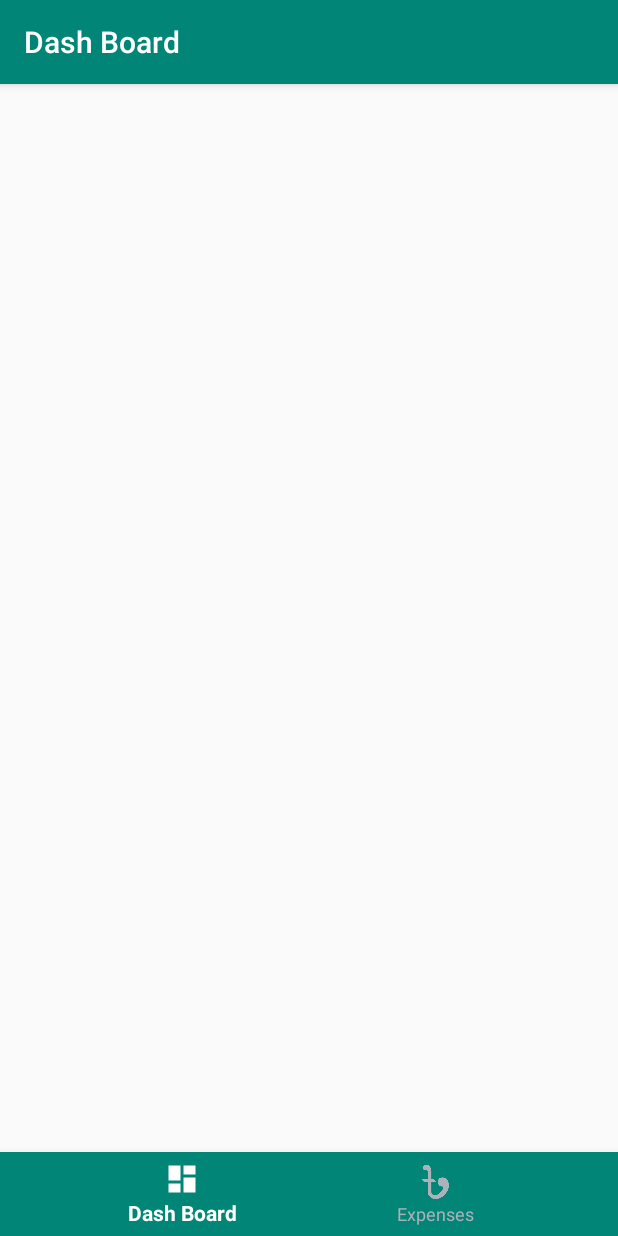
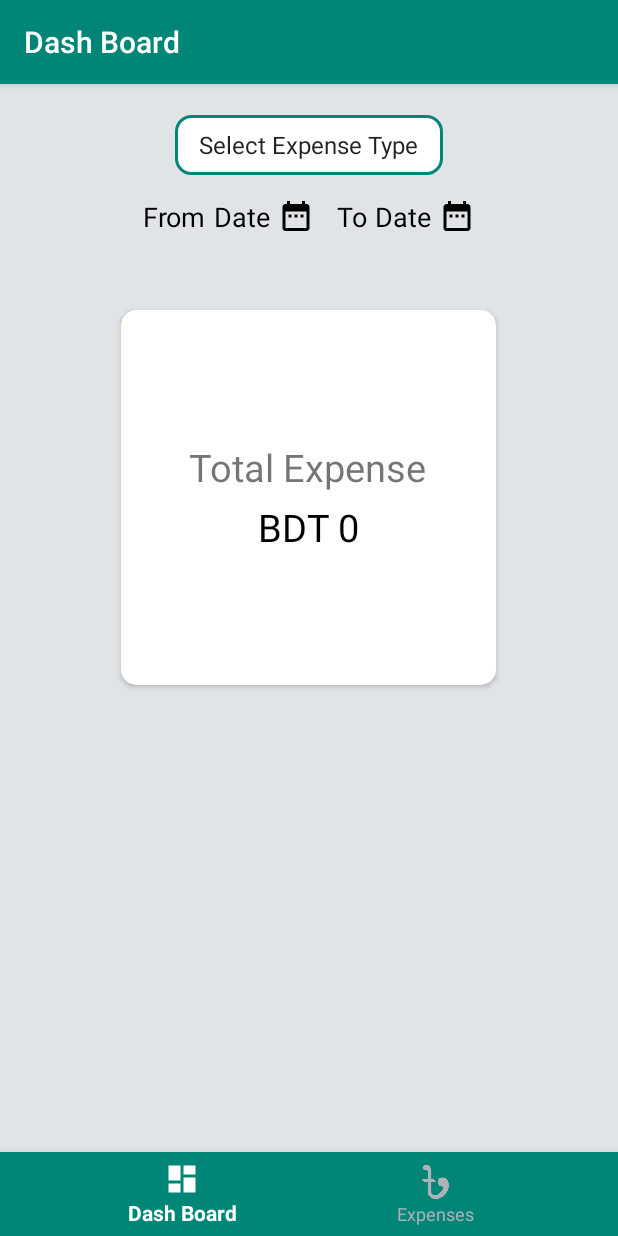
Before and after one commit to TeckBug/Daily-Expense-Note, an Android app: the screen it shows after launch (MainActivity), on a phone screen of 412 x 824 dp. Run offline under Robolectric (Android 15) with nearby library versions, the phone set to English and light mode, and no system bars.

Commit message:
Successfully done the dasboard with filtering. and my dashboard will take only one time refresh i added the hybrid logic there. you can see my cade there. Not only that but also added filtering options by date and time.

```diff
--- a/DailyExpenseNotes/app/src/main/java/com/example/asus/dailyexpensenotes/activity/MainActivity.java
+++ b/DailyExpenseNotes/app/src/main/java/com/example/asus/dailyexpensenotes/activity/MainActivity.java
@@ -1,16 +1,20 @@
 package com.example.asus.dailyexpensenotes.activity;
 
-import android.support.annotation.NonNull;
-import android.support.design.widget.BottomNavigationView;
-import android.support.v4.app.Fragment;
-import android.support.v4.app.FragmentTransaction;
-import android.support.v7.app.AppCompatActivity;
+import androidx.annotation.NonNull;
+
+import com.example.asus.dailyexpensenotes.fragment.DashBoardFragment;
+import com.google.android.material.bottomnavigation.BottomNavigationView;
+import androidx.fragment.app.Fragment;
+import androidx.fragment.app.FragmentTransaction;
+import androidx.appcompat.app.AppCompatActivity;
 import android.os.Bundle;
 import android.view.MenuItem;
 import com.example.asus.dailyexpensenotes.R;
 import com.example.asus.dailyexpensenotes.fragment.ExpensesFragment;
 
 public class MainActivity extends AppCompatActivity {
+    private int mark=0;
+    private int mark1=1;
 
     private BottomNavigationView bottomNavigationView;
 
@@ -22,17 +26,29 @@ public class MainActivity extends AppCompatActivity {
 
         init();
 
+
+
+        replaceFragment(new DashBoardFragment());
+
         //navigation item selected action
+
         bottomNavigationView.setOnNavigationItemSelectedListener(new BottomNavigationView.OnNavigationItemSelectedListener() {
             @Override
             public boolean onNavigationItemSelected(@NonNull MenuItem menuItem) {
 
                 switch (menuItem.getItemId()){
                     case R.id.dashBoardNavItemId:
+                        if(mark1==0 && mark==0) {
+                            replaceFragment(new DashBoardFragment());
+                            mark1++;
+                        }
                         return true;
                     case R.id.expensesNavItemId:
-                        replaceFragment(new ExpensesFragment());
-                        setTitle("Expenses");
+
+                        if(mark1==1 && mark==0) {
+                            mark1--;
+                            replaceFragment(new ExpensesFragment());
+                        }
                         return true;
                 }
                 return false;
--- a/DailyExpenseNotes/app/src/main/java/com/example/asus/dailyexpensenotes/adapter/ExpenseAdapter.java
+++ b/DailyExpenseNotes/app/src/main/java/com/example/asus/dailyexpensenotes/adapter/ExpenseAdapter.java
@@ -4,9 +4,9 @@ import android.app.Dialog;
 import android.content.Context;
 import android.graphics.Bitmap;
 import android.graphics.BitmapFactory;
-import android.support.annotation.NonNull;
-import android.support.design.widget.BottomSheetDialog;
-import android.support.v7.widget.RecyclerView;
+import androidx.annotation.NonNull;
+import com.google.android.material.bottomsheet.BottomSheetDialog;
+import androidx.recyclerview.widget.RecyclerView;
 import android.util.Base64;
 import android.view.LayoutInflater;
 import android.view.View;
--- a/DailyExpenseNotes/app/src/main/java/com/example/asus/dailyexpensenotes/fragment/BottomSheetFragment.java
+++ b/DailyExpenseNotes/app/src/main/java/com/example/asus/dailyexpensenotes/fragment/BottomSheetFragment.java
@@ -2,7 +2,7 @@ package com.example.asus.dailyexpensenotes.fragment;
 
 
 import android.os.Bundle;
-import android.support.v4.app.Fragment;
+import androidx.fragment.app.Fragment;
 import android.view.LayoutInflater;
 import android.view.View;
 import android.view.ViewGroup;
--- /dev/null
+++ b/DailyExpenseNotes/app/src/main/java/com/example/asus/dailyexpensenotes/fragment/DashBoardFragment.java
@@ -0,0 +1,282 @@
+package com.example.asus.dailyexpensenotes.fragment;
+
+
+import android.app.DatePickerDialog;
+import android.database.Cursor;
+import android.graphics.Color;
+import android.graphics.drawable.ColorDrawable;
+import android.os.Bundle;
+import androidx.fragment.app.Fragment;
+
+import android.view.LayoutInflater;
+import android.view.View;
+import android.view.ViewGroup;
+import android.widget.AdapterView;
+import android.widget.ArrayAdapter;
+import android.widget.DatePicker;
+import android.widget.ImageView;
+import android.widget.Spinner;
+import android.widget.TextView;
+import android.widget.Toast;
+
+
+import com.example.asus.dailyexpensenotes.R;
+import com.example.asus.dailyexpensenotes.database.MyDBHelper;
+
+import java.util.Calendar;
+
+public class DashBoardFragment extends Fragment {
+
+    private MyDBHelper myDBHelper;
+
+    private Spinner spinner;
+    private String[] spinnerList;
+    private ArrayAdapter<String> arrayAdapter;
+
+    private TextView fromDateTV,toDateTV,totalExpenseTV;
+    private ImageView fromDateIV,toDateIV;
+
+    private DatePickerDialog.OnDateSetListener mFromDateSetListener;
+    private DatePickerDialog.OnDateSetListener mToDateSetListener;
+
+    private String fromDate;
+
+    public DashBoardFragment() {
+        // Required empty public constructor
+    }
+
+
+    @Override
+    public View onCreateView(LayoutInflater inflater, ViewGroup container,
+                             Bundle savedInstanceState) {
+        // Inflate the layout for this fragment
+        View view = inflater.inflate(R.layout.fragment_dash_board, container, false);
+
+        init(view);
+
+        getFromDate();
+
+        getToDate();
+
+        //show total expense based on spinner selected item
+        spinner.setOnItemSelectedListener(new AdapterView.OnItemSelectedListener() {
+            @Override
+            public void onItemSelected(AdapterView<?> parent, View view, int position, long id) {
+                if(position == 0){
+                    Cursor cursor = myDBHelper.getData("SELECT SUM (expense_amount) AS total FROM expense");
+                    if (cursor.moveToFirst()) {
+                        int total = cursor.getInt(cursor.getColumnIndex("total"));
+                        totalExpenseTV.setText(String.valueOf(total));
+                    }
+                }else if(position == 1){
+                    Cursor cursor = myDBHelper.getData("SELECT SUM (expense_amount) AS total FROM expense WHERE expense_type = 'Electricity Bill'");
+                    if (cursor.moveToFirst()) {
+                        int total = cursor.getInt(cursor.getColumnIndex("total"));
+                        totalExpenseTV.setText(String.valueOf(total));
+                    }
+                }
+                else if(position == 2){
+                    Cursor cursor = myDBHelper.getData("SELECT SUM (expense_amount) AS total FROM expense WHERE expense_type = 'Transport Cost'");
+                    if (cursor.moveToFirst()) {
+                        int total = cursor.getInt(cursor.getColumnIndex("total"));
+                        totalExpenseTV.setText(String.valueOf(total));
+                    }
+                }
+                else if(position == 3){
+                    Cursor cursor = myDBHelper.getData("SELECT SUM (expense_amount) AS total FROM expense WHERE expense_type = 'Medical Cost'");
+                    if (cursor.moveToFirst()) {
+                        int total = cursor.getInt(cursor.getColumnIndex("total"));
+                        totalExpenseTV.setText(String.valueOf(total));
+                    }
+                }
+                else if(position == 4){
+                    Cursor cursor = myDBHelper.getData("SELECT SUM (expense_amount) AS total FROM expense WHERE expense_type = 'Lunch'");
+                    if (cursor.moveToFirst()) {
+                        int total = cursor.getInt(cursor.getColumnIndex("total"));
+                        totalExpenseTV.setText(String.valueOf(total));
+                    }
+                }
+                else if(position == 5){
+                    Cursor cursor = myDBHelper.getData("SELECT SUM (expense_amount) AS total FROM expense WHERE expense_type = 'Dinner'");
+                    if (cursor.moveToFirst()) {
+                        int total = cursor.getInt(cursor.getColumnIndex("total"));
+                        totalExpenseTV.setText(String.valueOf(total));
+                    }
+                }
+                else if(position == 6){
+                    Cursor cursor = myDBHelper.getData("SELECT SUM (expense_amount) AS total FROM expense WHERE expense_type = 'Others'");
+                    if (cursor.moveToFirst()) {
+                        int total = cursor.getInt(cursor.getColumnIndex("total"));
+                        totalExpenseTV.setText(String.valueOf(total));
+                    }
+                }
+            }
+
+            @Override
+            public void onNothingSelected(AdapterView<?> parent) {
+
+            }
+        });
+
+        return view;
+    }
+
+    //set date to fromDate TextView by clicking from date icon
+    private void getFromDate() {
+
+        fromDateIV.setOnClickListener(new View.OnClickListener() {
+            @Override
+            public void onClick(View v) {
+
+                Calendar calendar = Calendar.getInstance();
+                int day = calendar.get(Calendar.DAY_OF_MONTH);
+                int month = calendar.get(Calendar.MONTH);
+                int year = calendar.get(Calendar.YEAR);
+
+                DatePickerDialog datePickerDialog = new DatePickerDialog(
+                        getActivity(),
+                        android.R.style.Theme_Holo_Light_Dialog_MinWidth,
+                        mFromDateSetListener,
+                        year, month, day
+                );
+                datePickerDialog.getWindow().setBackgroundDrawable(new ColorDrawable(Color.TRANSPARENT));
+                datePickerDialog.setTitle("Please select date");
+                datePickerDialog.show();
+            }
+        });
+
+        mFromDateSetListener = new DatePickerDialog.OnDateSetListener() {
+            @Override
+            public void onDateSet(DatePicker view, int year, int month, int dayOfMonth) {
+                month = month + 1;
+                fromDate = dayOfMonth + "/" + month + "/" + year;
+                fromDateTV.setText(fromDate);
+            }
+        };
+    }
+
+    //set date to toDate TextView by clicking to date icon
+    private void getToDate() {
+
+        toDateIV.setOnClickListener(new View.OnClickListener() {
+            @Override
+            public void onClick(View v) {
+
+                if(fromDate != null){
+                    Calendar calendar = Calendar.getInstance();
+                    int day = calendar.get(Calendar.DAY_OF_MONTH);
+                    int month = calendar.get(Calendar.MONTH);
+                    int year = calendar.get(Calendar.YEAR);
+
+                    DatePickerDialog datePickerDialog = new DatePickerDialog(
+                            getActivity(),
+                            android.R.style.Theme_Holo_Light_Dialog_MinWidth,
+                            mToDateSetListener,
+                            year, month, day
+                    );
+                    datePickerDialog.getWindow().setBackgroundDrawable(new ColorDrawable(Color.TRANSPARENT));
+                    datePickerDialog.setTitle("Please select date");
+                    datePickerDialog.show();
+                }else {
+                    Toast.makeText(getActivity(), "Select From Date First", Toast.LENGTH_SHORT).show();
+                }
+
+            }
+        });
+
+        mToDateSetListener = new DatePickerDialog.OnDateSetListener() {
+            @Override
+            public void onDateSet(DatePicker view, int year, int month, int dayOfMonth) {
+                month = month + 1;
+                String toDate = dayOfMonth + "/" + month + "/" + year;
+                toDateTV.setText(toDate);
+                setDataAccordingToDate(toDate);
+            }
+        };
+
+    }
+
+    //show data according to date
+    private void setDataAccordingToDate(String toDate) {
+        String selectedItem = spinner.getSelectedItem().toString();
+        Cursor cursor;
+
+        switch (selectedItem) {
+            case "Select Expense Type":
+                cursor = myDBHelper.getData("SELECT SUM (expense_amount) AS total FROM expense WHERE expense_date BETWEEN '"+fromDate+"' AND '"+toDate+"' ");
+                if (cursor.moveToFirst()) {
+                    int total = cursor.getInt(cursor.getColumnIndex("total"));
+                    totalExpenseTV.setText(String.valueOf(total));
+                }
+                break;
+
+            case "Electricity Bill":
+                cursor = myDBHelper.getData("SELECT SUM (expense_amount) AS total FROM expense WHERE expense_date BETWEEN '"+fromDate+"' AND '"+toDate+"' ");
+                if (cursor.moveToFirst()) {
+                    int total = cursor.getInt(cursor.getColumnIndex("total"));
+                    totalExpenseTV.setText(String.valueOf(total));
+                }
+                break;
+
+            case "Transport Cost":
+                cursor = myDBHelper.getData("SELECT SUM (expense_amount) AS total FROM expense WHERE expense_date BETWEEN '"+fromDate+"' AND '"+toDate+"' ");
+                if (cursor.moveToFirst()) {
+                    int total = cursor.getInt(cursor.getColumnIndex("total"));
+                    totalExpenseTV.setText(String.valueOf(total));
+                }
+                break;
+
+            case "Medical Cost":
+                cursor = myDBHelper.getData("SELECT SUM (expense_amount) AS total FROM expense WHERE expense_date BETWEEN '"+fromDate+"' AND '"+toDate+"' ");
+                if (cursor.moveToFirst()) {
+                    int total = cursor.getInt(cursor.getColumnIndex("total"));
+                    totalExpenseTV.setText(String.valueOf(total));
+                }
+                break;
+
+            case "Lunch":
+                cursor = myDBHelper.getData("SELECT SUM (expense_amount) AS total FROM expense WHERE expense_date BETWEEN '"+fromDate+"' AND '"+toDate+"' ");
+                if (cursor.moveToFirst()) {
+                    int total = cursor.getInt(cursor.getColumnIndex("total"));
+                    totalExpenseTV.setText(String.valueOf(total));
+                }
+                break;
+
+            case "Dinner":
+                cursor = myDBHelper.getData("SELECT SUM (expense_amount) AS total FROM expense WHERE expense_date BETWEEN '"+fromDate+"' AND '"+toDate+"' ");
+                if (cursor.moveToFirst()) {
+                    int total = cursor.getInt(cursor.getColumnIndex("total"));
+                    totalExpenseTV.setText(String.valueOf(total));
+                }
+                break;
+
+            case "Others":
+                cursor = myDBHelper.getData("SELECT SUM (expense_amount) AS total FROM expense WHERE expense_date BETWEEN '"+fromDate+"' AND '"+toDate+"' ");
+                if (cursor.moveToFirst()) {
+                    int total = cursor.getInt(cursor.getColumnIndex("total"));
+                    totalExpenseTV.setText(String.valueOf(total));
+                }
+                break;
+        }
+    }
+
+
+    //initialize all components
+    private void init(View view) {
+
+        myDBHelper = new MyDBHelper(getActivity());
+
+        spinner = view.findViewById(R.id.selectExpenseTypeSpinnerId);
+        spinnerList = getResources().getStringArray(R.array.spinner_list);
+        arrayAdapter = new ArrayAdapter<String>(getActivity(),android.R.layout.simple_list_item_1,spinnerList);
+        spinner.setAdapter(arrayAdapter);
+
+        fromDateTV = view.findViewById(R.id.fromDateTVId);
+        toDateTV = view.findViewById(R.id.toDateTVId);
+        fromDateIV = view.findViewById(R.id.fromDateIVId);
+        toDateIV = view.findViewById(R.id.toDateIVId);
+        totalExpenseTV = view.findViewById(R.id.totalExpenseTVId);
+
+    }
+
+}
--- a/DailyExpenseNotes/app/src/main/res/layout/activity_main.xml
+++ b/DailyExpenseNotes/app/src/main/res/layout/activity_main.xml
@@ -15,7 +15,7 @@
             android:layout_height="match_parent">
     </FrameLayout>
 
-    <android.support.design.widget.BottomNavigationView
+    <com.google.android.material.bottomnavigation.BottomNavigationView
             android:id="@+id/bottomNavigationViewId"
             app:itemIconTint="@color/bottom_nav_color"
             app:itemTextColor="@color/bottom_nav_color"
@@ -23,6 +23,6 @@
             app:menu="@menu/nav_menu"
             android:layout_width="match_parent"
             android:layout_height="wrap_content" android:baselineAligned="false">
-    </android.support.design.widget.BottomNavigationView>
+    </com.google.android.material.bottomnavigation.BottomNavigationView>
 
 </LinearLayout>
--- /dev/null
+++ b/DailyExpenseNotes/app/src/main/res/layout/fragment_dash_board.xml
@@ -0,0 +1,111 @@
+<?xml version="1.0" encoding="utf-8"?>
+<LinearLayout
+    xmlns:android="http://schemas.android.com/apk/res/android"
+    xmlns:tools="http://schemas.android.com/tools"
+    android:layout_width="match_parent"
+    android:layout_height="match_parent"
+    xmlns:app="http://schemas.android.com/apk/res-auto"
+    android:gravity="center_horizontal"
+    android:background="#e1e4e7"
+    android:orientation="vertical"
+    android:padding="5dp"
+    tools:context=".fragment.DashBoardFragment">
+
+    <Spinner
+        android:gravity="center"
+        android:background="@drawable/spinner_background"
+        android:layout_marginBottom="15dp"
+        android:layout_marginTop="15dp"
+        android:id="@+id/selectExpenseTypeSpinnerId"
+        android:minWidth="100dp"
+        android:layout_width="wrap_content"
+        android:layout_height="40dp">
+    </Spinner>
+
+    <LinearLayout
+        android:layout_marginBottom="50dp"
+        android:gravity="center"
+        android:orientation="horizontal"
+        android:layout_width="match_parent"
+        android:layout_height="wrap_content">
+        <TextView
+            android:layout_marginRight="5dp"
+            android:text="From"
+            android:textColor="#000000"
+            android:textSize="18sp"
+            android:layout_width="wrap_content"
+            android:layout_height="wrap_content" />
+        <TextView
+            android:layout_marginRight="5dp"
+            android:id="@+id/fromDateTVId"
+            android:textColor="#000000"
+            android:textSize="18sp"
+            android:text="Date"
+            android:layout_width="wrap_content"
+            android:layout_height="wrap_content" />
+        <ImageView
+            android:layout_marginRight="15dp"
+            android:id="@+id/fromDateIVId"
+            android:src="@drawable/ic_date_range_black_24dp"
+            android:layout_width="wrap_content"
+            android:layout_height="wrap_content" />
+        <TextView
+            android:layout_marginRight="5dp"
+            android:text="To"
+            android:textColor="#000000"
+            android:textSize="18sp"
+            android:layout_width="wrap_content"
+            android:layout_height="wrap_content" />
+        <TextView
+            android:layout_marginRight="5dp"
+            android:textColor="#000000"
+            android:textSize="18sp"
+            android:id="@+id/toDateTVId"
+            android:text="Date"
+            android:layout_width="wrap_content"
+            android:layout_height="wrap_content" />
+        <ImageView
+            android:id="@+id/toDateIVId"
+            android:src="@drawable/ic_date_range_black_24dp"
+            android:layout_width="wrap_content"
+            android:layout_height="wrap_content" />
+    </LinearLayout>
+
+    <androidx.cardview.widget.CardView
+        app:cardCornerRadius="10dp"
+        android:layout_width="250dp"
+        android:layout_height="250dp">
+        <LinearLayout
+            android:gravity="center"
+            android:orientation="vertical"
+            android:layout_width="match_parent"
+            android:layout_height="match_parent">
+            <TextView
+                android:layout_marginBottom="5dp"
+                android:text="Total Expense"
+                android:textSize="25dp"
+                android:layout_width="wrap_content"
+                android:layout_height="wrap_content" />
+            <LinearLayout
+                android:orientation="horizontal"
+                android:layout_width="wrap_content"
+                android:layout_height="wrap_content">
+                <TextView
+                    android:textColor="#000000"
+                    android:text="BDT"
+                    android:layout_marginRight="5dp"
+                    android:textSize="25dp"
+                    android:layout_width="wrap_content"
+                    android:layout_height="wrap_content" />
+                <TextView
+                    android:id="@+id/totalExpenseTVId"
+                    android:textColor="#000000"
+                    android:text="Expense"
+                    android:textSize="25dp"
+                    android:layout_width="wrap_content"
+                    android:layout_height="wrap_content" />
+            </LinearLayout>
+        </LinearLayout>
+    </androidx.cardview.widget.CardView>
+
+</LinearLayout>
--- a/DailyExpenseNotes/app/src/main/res/layout/fragment_expenses.xml
+++ b/DailyExpenseNotes/app/src/main/res/layout/fragment_expenses.xml
@@ -81,14 +81,14 @@
                     android:layout_height="wrap_content" />
             </LinearLayout>
 
-            <android.support.v7.widget.RecyclerView
+            <androidx.recyclerview.widget.RecyclerView
                 android:id="@+id/recyclerViewId"
                 android:layout_width="match_parent"
                 android:layout_height="wrap_content">
-            </android.support.v7.widget.RecyclerView>
+            </androidx.recyclerview.widget.RecyclerView>
         </LinearLayout>
 
-        <android.support.design.widget.FloatingActionButton
+        <com.google.android.material.floatingactionbutton.FloatingActionButton
             android:id="@+id/fabId"
             android:src="@drawable/ic_add_black_24dp"
             android:layout_alignParentBottom="true"
--- a/DailyExpenseNotes/app/src/main/res/layout/recycler_item_design.xml
+++ b/DailyExpenseNotes/app/src/main/res/layout/recycler_item_design.xml
@@ -5,7 +5,7 @@
     android:layout_width="match_parent"
     android:layout_height="wrap_content">
 
-    <android.support.v7.widget.CardView
+    <androidx.cardview.widget.CardView
         app:cardCornerRadius="5dp"
         android:layout_width="match_parent"
         android:layout_height="match_parent">
@@ -61,7 +61,7 @@
                 android:layout_height="wrap_content" />
         </LinearLayout>
 
-    </android.support.v7.widget.CardView>
+    </androidx.cardview.widget.CardView>
 
     <View
         android:background="@color/colorPrimaryDark"
--- a/DailyExpenseNotes/gradle.properties
+++ b/DailyExpenseNotes/gradle.properties
@@ -6,6 +6,8 @@
 # http://www.gradle.org/docs/current/userguide/build_environment.html
 # Specifies the JVM arguments used for the daemon process.
 # The setting is particularly useful for tweaking memory settings.Xmx1536m
+android.enableJetifier=true
+android.useAndroidX=true
 org.gradle.jvmargs=-Xmx1024m
 # When configured, Gradle will run in incubating parallel mode.
 # This option should only be used with decoupled projects. More details, visit
```
Also changed, not shown: DailyExpenseNotes/app/build.gradle (+7 -8 lines), DailyExpenseNotes/app/src/main/java/com/example/asus/dailyexpensenotes/activity/AddDailyExpenseActivity.java (+2 -5 lines), DailyExpenseNotes/app/src/main/java/com/example/asus/dailyexpensenotes/fragment/ExpensesFragment.java (+4 -4 lines), 1 other file.
